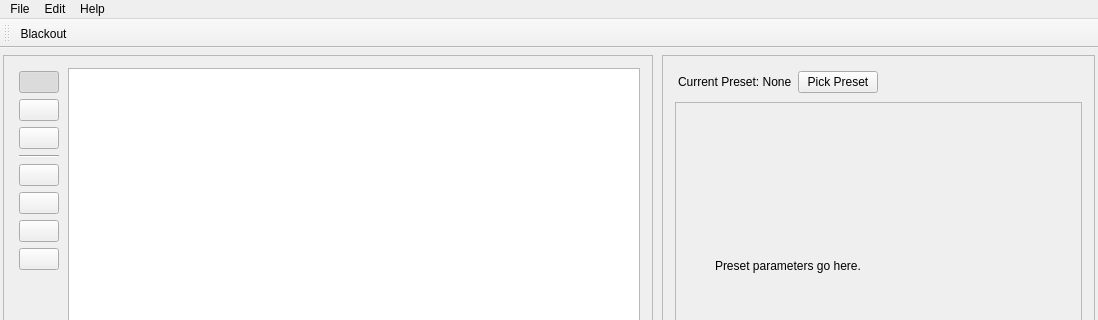
Old version of the form src/ui/firelight_main.ui in the repository craftyjon/firelight; both pictures show x 0 to 1098 and y 0 to 320 of the 1098 by 823 pixel window.
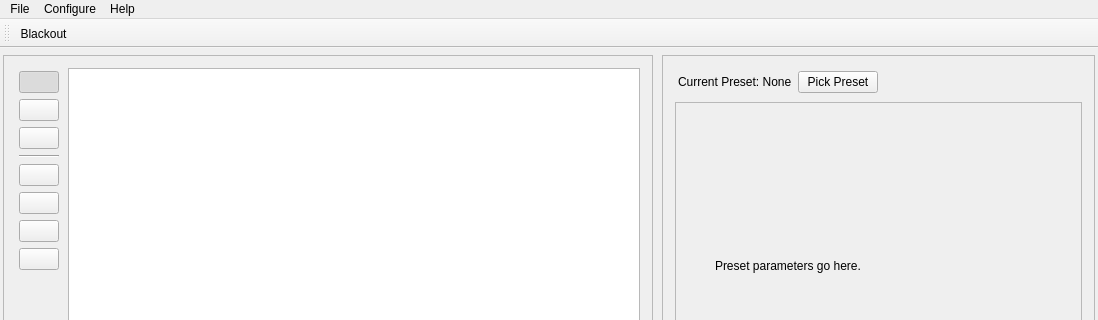
New version of the form. Icons and pictures are not drawn.

Commit message: Compile and run with GUI

```diff
--- a/src/ui/firelight_main.ui
+++ b/src/ui/firelight_main.ui
@@ -10,6 +10,12 @@
     <height>823</height>
    </rect>
   </property>
+  <property name="sizePolicy">
+   <sizepolicy hsizetype="Preferred" vsizetype="Preferred">
+    <horstretch>0</horstretch>
+    <verstretch>0</verstretch>
+   </sizepolicy>
+  </property>
   <property name="windowTitle">
    <string>Firelight</string>
   </property>
@@ -471,19 +477,29 @@
     <property name="title">
      <string>File</string>
     </property>
-   </widget>
-   <widget class="QMenu" name="menuEdit">
-    <property name="title">
-     <string>Edit</string>
-    </property>
+    <addaction name="actionNew_Project"/>
+    <addaction name="actionOpen_Project"/>
+    <addaction name="actionSave_Project"/>
+    <addaction name="actionSave_Project_As"/>
+    <addaction name="separator"/>
+    <addaction name="actionQuit"/>
    </widget>
    <widget class="QMenu" name="menuHelp">
     <property name="title">
      <string>Help</string>
     </property>
+    <addaction name="actionAbout"/>
+   </widget>
+   <widget class="QMenu" name="menuSettings">
+    <property name="title">
+     <string>Configure</string>
+    </property>
+    <addaction name="actionApplication"/>
+    <addaction name="actionAutomation"/>
+    <addaction name="actionPlugins"/>
    </widget>
    <addaction name="menuTesting"/>
-   <addaction name="menuEdit"/>
+   <addaction name="menuSettings"/>
    <addaction name="menuHelp"/>
   </widget>
   <widget class="QStatusBar" name="statusbar"/>
```
Left out of the diff: 52 changed lines with no effect on the pictures. The commit also changes 6 other files.
